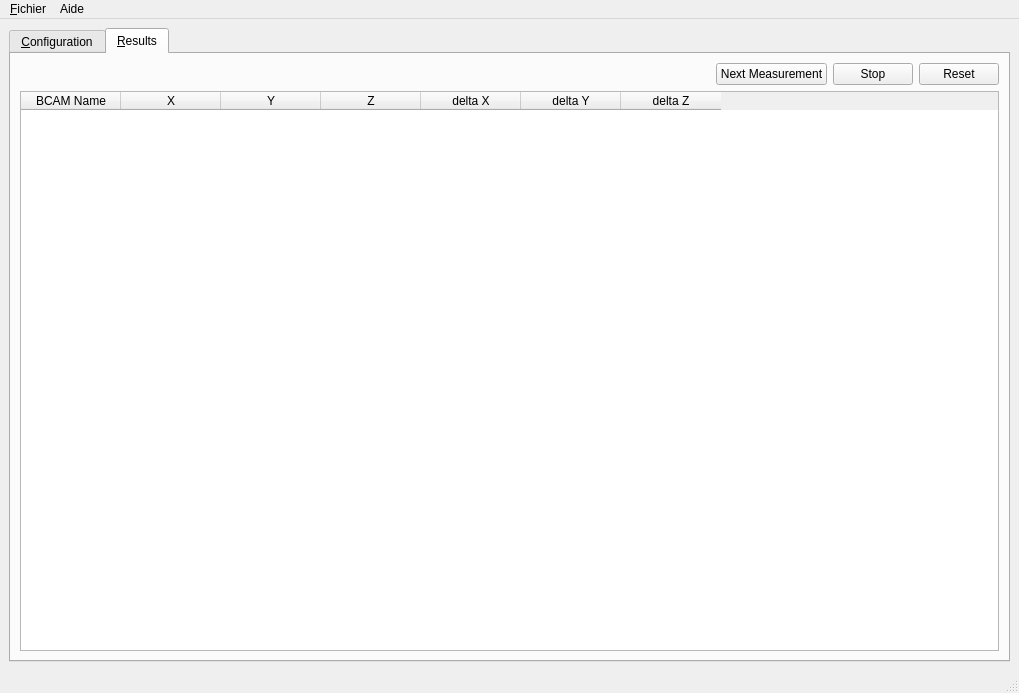
Qt form ADEPO/ATLAS_BCAM.ui (CERN/atlas-adepo) before a commit.
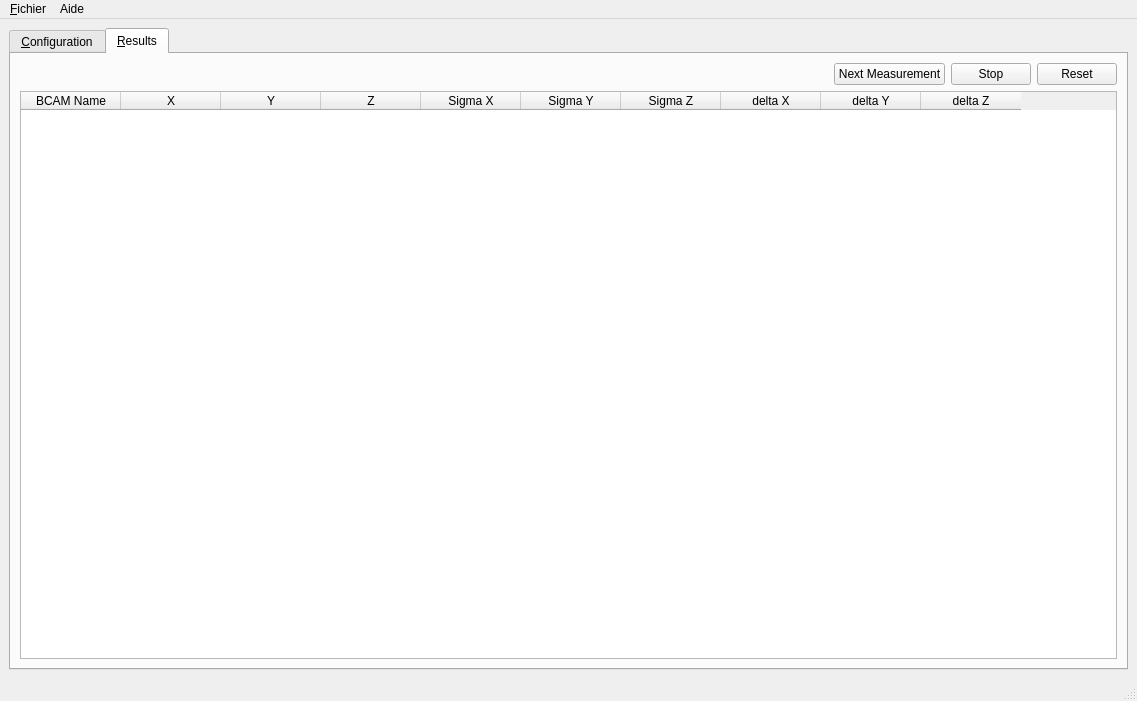
The same form after that commit. The open tabs and pages were chosen to show the change. Icons and pictures are not drawn.

The edit to the form file:
```diff
--- a/ADEPO/ATLAS_BCAM.ui
+++ b/ADEPO/ATLAS_BCAM.ui
@@ -6,8 +6,8 @@
    <rect>
     <x>0</x>
     <y>0</y>
-    <width>1019</width>
-    <height>693</height>
+    <width>1137</width>
+    <height>701</height>
    </rect>
   </property>
   <property name="sizeIncrement">
@@ -471,6 +471,21 @@
               <string>Z</string>
              </property>
             </column>
+            <column>
+             <property name="text">
+              <string>Sigma X</string>
+             </property>
+            </column>
+            <column>
+             <property name="text">
+              <string>Sigma Y</string>
+             </property>
+            </column>
+            <column>
+             <property name="text">
+              <string>Sigma Z</string>
+             </property>
+            </column>
             <column>
              <property name="text">
               <string>delta X</string>
@@ -501,7 +516,7 @@
     <rect>
      <x>0</x>
      <y>0</y>
-     <width>1019</width>
+     <width>1137</width>
      <height>22</height>
     </rect>
    </property>
```
